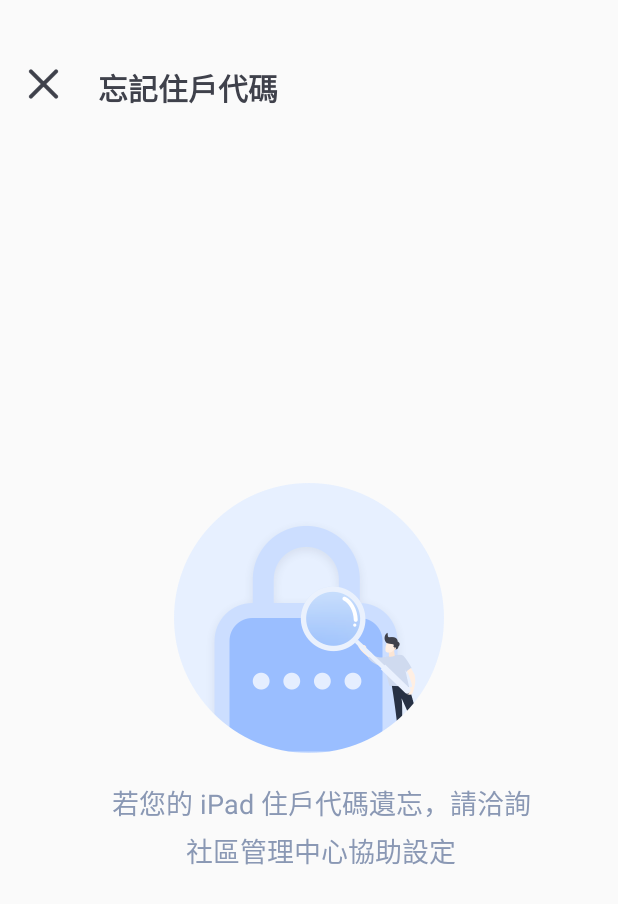
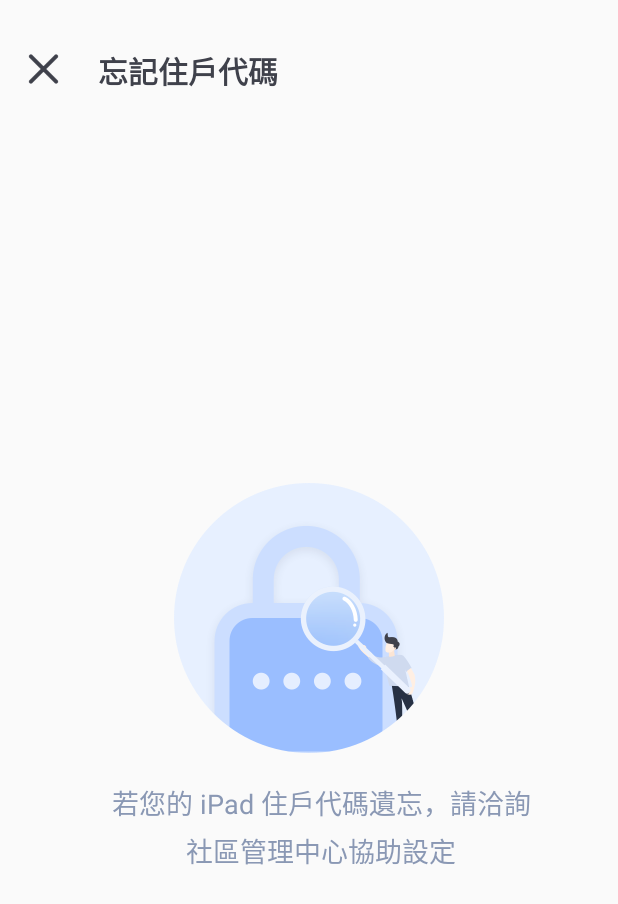
Before and after one commit to 4060E009/buildingmanagement, an Android app: the screen it shows after launch (loginActivity), after a tap on "忘記住戶代碼?", on a phone screen of 412 x 824 dp. Shown: the top 904 px of the screen. Run offline under Robolectric (Android 15) with nearby library versions, the phone set to English and light mode, and no system bars; Roboto replaces fonts that are not available here; 5 statements that could not run were skipped; 2 other taps on this screen came first.

Commit message:
樣式更改成功(狀態欄與導航欄)

```diff
--- a/app/src/main/java/com/example/buildingmanagement/loginActivity.kt
+++ b/app/src/main/java/com/example/buildingmanagement/loginActivity.kt
@@ -31,13 +31,7 @@ import kotlinx.android.synthetic.main.login_landing.*
 import kotlinx.android.synthetic.main.privacypolicy1.*
 import org.json.JSONArray
 
-
 val displayMetrics = DisplayMetrics()
-
-//val height = displayMetrics.heightPixels / displayMetrics.density //手機真實高度
-//val width = displayMetrics.widthPixels / displayMetrics.density //手機真實寬度
-
-//val window: Window = dialog.getWindow()
 
 class loginActivity : AppCompatActivity() {
     private val TAG = "loginActivity"
@@ -76,10 +70,10 @@ class loginActivity : AppCompatActivity() {
         }
 
         if (Build.VERSION.SDK_INT >= Build.VERSION_CODES.M) {
-            FullScreencall()
             var flags = window.decorView.systemUiVisibility
-            flags = flags or View.SYSTEM_UI_FLAG_LIGHT_STATUS_BAR or View.SYSTEM_UI_FLAG_HIDE_NAVIGATION
+            flags = flags or View.SYSTEM_UI_FLAG_LIGHT_STATUS_BAR or View.SYSTEM_UI_FLAG_HIDE_NAVIGATION or View.SYSTEM_UI_FLAG_IMMERSIVE
             window.decorView.systemUiVisibility = flags
+            window.statusBarColor = Color.TRANSPARENT
         }
         val handler = Handler()
         handler.postDelayed({
@@ -108,21 +102,6 @@ class loginActivity : AppCompatActivity() {
 //                 it.address
 //             }
 //        }
-
-
-    }
-
-    fun FullScreencall() {
-        if (Build.VERSION.SDK_INT < 19) {
-            val v = this.window.decorView
-            v.systemUiVisibility = View.GONE
-        } else {
-            //for higher api versions.
-            val decorView = window.decorView
-            val uiOptions =
-                View.SYSTEM_UI_FLAG_HIDE_NAVIGATION or View.SYSTEM_UI_FLAG_IMMERSIVE_STICKY
-            decorView.systemUiVisibility = uiOptions
-        }
     }
 
     fun initLandingPage() {
@@ -157,8 +136,12 @@ class loginActivity : AppCompatActivity() {
     fun loginbtn(view: View){
         setContentView(R.layout.activity_login)
         logintext.typeface = Typeface.createFromAsset(assets,"NotoSansTC-Medium.otf")
+        textview3.typeface = Typeface.createFromAsset(assets,"NotoSansTC-Regular.otf")
+        landingbutton3.typeface = Typeface.createFromAsset(assets,"NotoSansTC-Medium.otf")
+        textview4.typeface = Typeface.createFromAsset(assets,"NotoSansTC-Regular.otf")
+        textview5.typeface = Typeface.createFromAsset(assets,"NotoSansTC-Regular.otf")
 
-            landingedit.addTextChangedListener(object : TextWatcher {
+        landingedit.addTextChangedListener(object : TextWatcher {
                 @SuppressLint("ResourceAsColor")
                 override fun beforeTextChanged(s: CharSequence?, start: Int, count: Int, after: Int) {
                     landingbutton3.setBackgroundResource(R.drawable.enable_btn)
@@ -294,8 +277,8 @@ class loginActivity : AppCompatActivity() {
 
 
     fun forgot(view: View){
-        textview3.typeface = Typeface.createFromAsset(assets,"NotoSansTC-Regular.otf")
         setContentView(R.layout.forgotresidentcode)
+        textview7.typeface = Typeface.createFromAsset(assets,"NotoSansTC-Regular.otf")
     }
 
     fun privacypolicy(view: View){
@@ -356,5 +339,4 @@ class loginActivity : AppCompatActivity() {
         }
         return super.onTouchEvent(event)
     }
-
 }
--- a/app/src/main/res/layout/activity_login.xml
+++ b/app/src/main/res/layout/activity_login.xml
@@ -28,7 +28,7 @@
             android:translationZ="50dp"
             app:layout_constraintLeft_toLeftOf="parent"
             app:layout_constraintTop_toTopOf="parent"
-            android:layout_marginTop="20dp"
+            android:layout_marginTop="10dp"
             tools:ignore="UsingOnClickInXml" />
 
 
@@ -93,7 +93,6 @@
             android:id="@+id/textview3"
             android:layout_width="wrap_content"
             android:layout_height="wrap_content"
-            android:layout_above="@id/landingbutton3"
             android:layout_below="@id/landingedit"
             android:layout_marginLeft="280dp"
             android:layout_marginRight="15dp"
--- a/app/src/main/res/layout/forgotresidentcode.xml
+++ b/app/src/main/res/layout/forgotresidentcode.xml
@@ -26,7 +26,7 @@
             android:scaleType="fitCenter"
             android:src="@drawable/icon_android_cms_app_bar_close"
             android:translationZ="14dp"
-            android:layout_marginTop="20dp"
+            android:layout_marginTop="10dp"
             app:layout_constraintStart_toStartOf="parent"
             app:layout_constraintTop_toTopOf="parent" />
 
@@ -45,7 +45,7 @@
             android:textStyle="bold"
             android:translationZ="14dp"
             android:layout_marginLeft="50dp"
-            android:layout_marginTop="43dp"
+            android:layout_marginTop="32dp"
             app:layout_constraintStart_toStartOf="@id/closeBtn"
             app:layout_constraintTop_toTopOf="parent"/>
 
--- a/app/src/main/res/layout/privacypolicy.xml
+++ b/app/src/main/res/layout/privacypolicy.xml
@@ -26,7 +26,7 @@
             android:src="@drawable/icon_android_cms_app_bar_close"
             android:translationZ="14dp"
             app:layout_constraintStart_toStartOf="parent"
-            android:layout_marginTop="20dp"
+            android:layout_marginTop="10dp"
             app:layout_constraintTop_toTopOf="parent" />
 
         <TextView
@@ -43,7 +43,7 @@
             android:textStyle="bold"
             android:translationZ="14dp"
             android:layout_marginLeft="50dp"
-            android:layout_marginTop="43dp"
+            android:layout_marginTop="32dp"
             app:layout_constraintStart_toStartOf="@id/closeBtn"
             app:layout_constraintTop_toTopOf="parent"/>
 
--- a/app/src/main/res/layout/privacypolicy1.xml
+++ b/app/src/main/res/layout/privacypolicy1.xml
@@ -27,7 +27,7 @@
             android:translationZ="14dp"
             app:layout_constraintTop_toTopOf="parent"
             app:layout_constraintStart_toStartOf="parent"
-            android:layout_marginTop="20dp"/>
+            android:layout_marginTop="10dp"/>
 
         <TextView
             android:id="@+id/titleText6"
@@ -43,7 +43,7 @@
             android:textStyle="bold"
             android:translationZ="14dp"
             android:layout_marginLeft="50dp"
-            android:layout_marginTop="43dp"
+            android:layout_marginTop="32dp"
             app:layout_constraintStart_toStartOf="@id/closeBtn"
             app:layout_constraintTop_toTopOf="parent"/>
 
```
